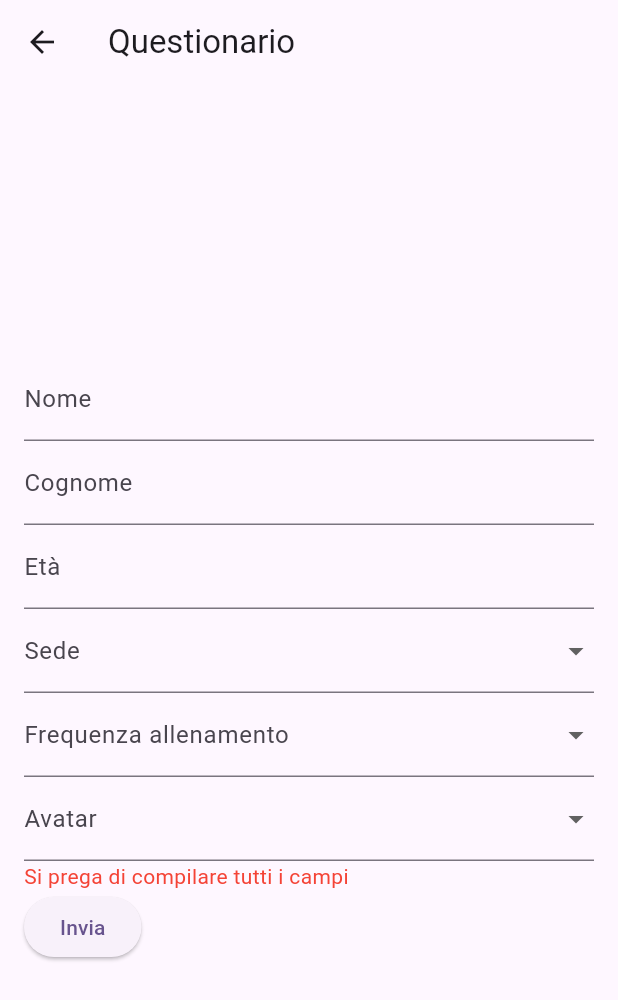
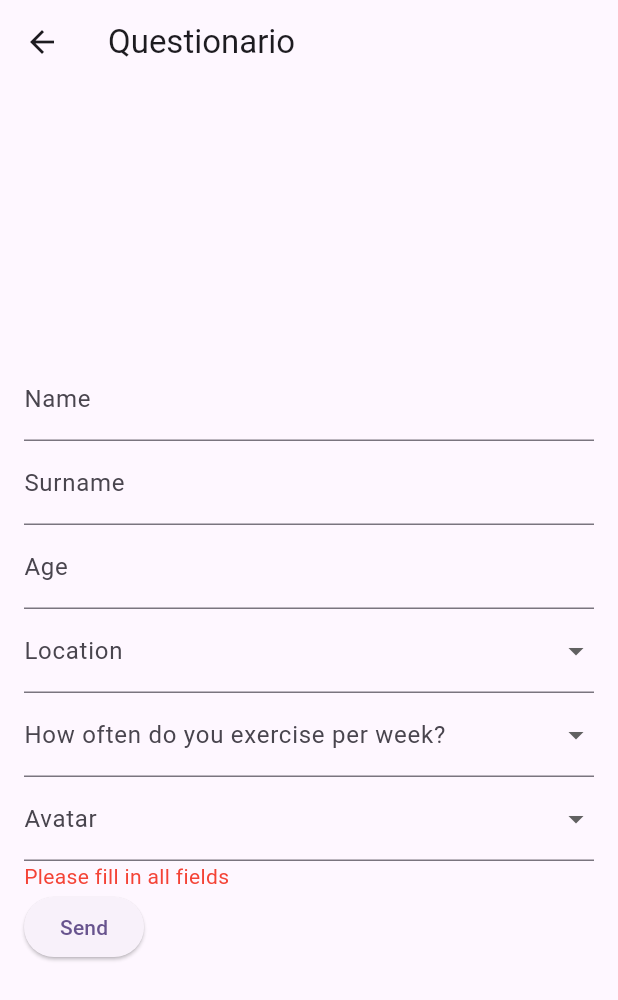
Before and after one commit to saratomasi/bwt-LERS, a Flutter app: the Questionnaire screen opened directly, on a phone screen of 412 x 824 dp. Shown: the top 1000 px of the screen. Run offline on Flutter 3.47's test engine with Material 3 defaults, Android fonts, the phone set to English and light mode, and no system bars; our stand-ins replace animated_splash_screen, jwt_decoder, shared_preferences; accounts and stored records are empty.

Commit message:
Piccole modifche alla pagina welcome,profile e questionario

```diff
--- a/project/lib/screens/questionnaire.dart
+++ b/project/lib/screens/questionnaire.dart
@@ -17,14 +17,14 @@ class _Questionnaire extends State<Questionnaire> {
   String _avatar = '';
 
   final List<String> sedi = ['Padova'];
-  final List<String> frequenzaAllenamento = ['Nessun allenamento', '1-2 volte alla settimana', '3+ volte alla settimana'];
+  final List<String> frequenzaAllenamento = ['No exercise', '1-2 times per week', '3 or more times per week'];
   final List<String> avatars = [
     'lib/assets/avatar1.png',
     'lib/assets/avatar2.png',
     'lib/assets/avatar3.png',
     'lib/assets/avatar4.png'
   ];
-  final List<String> nomi_avatar = ['Fuoco','Acqua','Aria','Terra'];
+  final List<String> nomi_avatar = ['Fire','Water','Air','Earth'];
 
   bool get isWarningVisible => _nome.isNotEmpty && _cognome.isNotEmpty && eta >= 8 && eta <= 100 && _sede.isNotEmpty && _allenaSettimana.isNotEmpty && _avatar.isNotEmpty;
 
@@ -52,7 +52,7 @@ class _Questionnaire extends State<Questionnaire> {
               crossAxisAlignment: CrossAxisAlignment.start,
               children: [
                 TextField(
-                  decoration: InputDecoration(labelText: 'Nome'),
+                  decoration: InputDecoration(labelText: 'Name'),
                   onChanged: (value) {
                     setState(() {
                       _nome = value;
@@ -60,7 +60,7 @@ class _Questionnaire extends State<Questionnaire> {
                   },
                 ),
                 TextField(
-                  decoration: InputDecoration(labelText: 'Cognome'),
+                  decoration: InputDecoration(labelText: 'Surname'),
                   onChanged: (value) {
                     setState(() {
                       _cognome = value;
@@ -68,7 +68,7 @@ class _Questionnaire extends State<Questionnaire> {
                   },
                 ),
                 TextField(
-                  decoration: InputDecoration(labelText: 'Età'),
+                  decoration: InputDecoration(labelText: 'Age'),
                   keyboardType: TextInputType.numberWithOptions(decimal: false, signed: false),
                   inputFormatters: <TextInputFormatter>[
                     FilteringTextInputFormatter.digitsOnly,
@@ -81,7 +81,7 @@ class _Questionnaire extends State<Questionnaire> {
                 ),
                 if (eta != 0 && (eta < 8 || eta > 100))
                   Text(
-                    'Età non supportata',
+                    'Unsupported age',
                     style: TextStyle(color: Colors.red),
                   ),
                 DropdownButtonFormField<String>(
@@ -97,7 +97,7 @@ class _Questionnaire extends State<Questionnaire> {
                       child: Text(sede),
                     );
                   }).toList(),
-                  decoration: InputDecoration(labelText: 'Sede'),
+                  decoration: InputDecoration(labelText: 'Location'),
                 ),
                 DropdownButtonFormField<String>(
                   value: _allenaSettimana.isEmpty ? null : _allenaSettimana,
@@ -112,7 +112,7 @@ class _Questionnaire extends State<Questionnaire> {
                       child: Text(frequenza),
                     );
                   }).toList(),
-                  decoration: InputDecoration(labelText: 'Frequenza allenamento'),
+                  decoration: InputDecoration(labelText: 'How often do you exercise per week?'),
                 ),
                 DropdownButtonFormField<String>(
                   value: _avatar.isEmpty ? null : _avatar,
@@ -143,7 +143,7 @@ class _Questionnaire extends State<Questionnaire> {
                 ),
                 if (!isWarningVisible)
                   Text(
-                    'Si prega di compilare tutti i campi',
+                    'Please fill in all fields',
                     style: TextStyle(color: Colors.red),
                   ),
                 ElevatedButton(
@@ -158,7 +158,7 @@ class _Questionnaire extends State<Questionnaire> {
                       setState(() {});
                     }
                   },
-                  child: Text('Invia'),
+                  child: Text('Send'),
                 ),
               ],
             ),
```
Also changed, not shown: project/lib/screens/profile.dart (+18 -12 lines), project/lib/screens/welcome.dart (+66 -6 lines).
